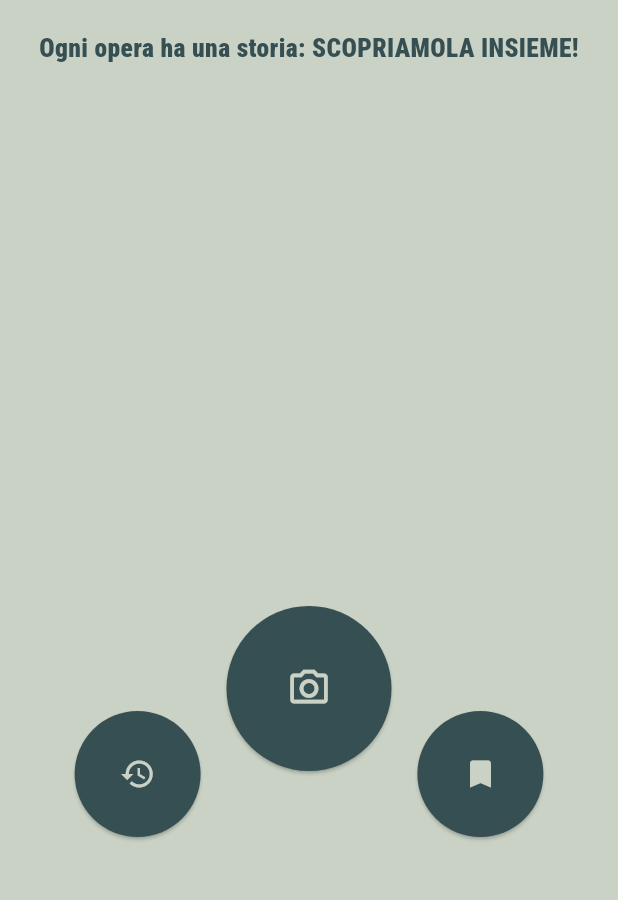
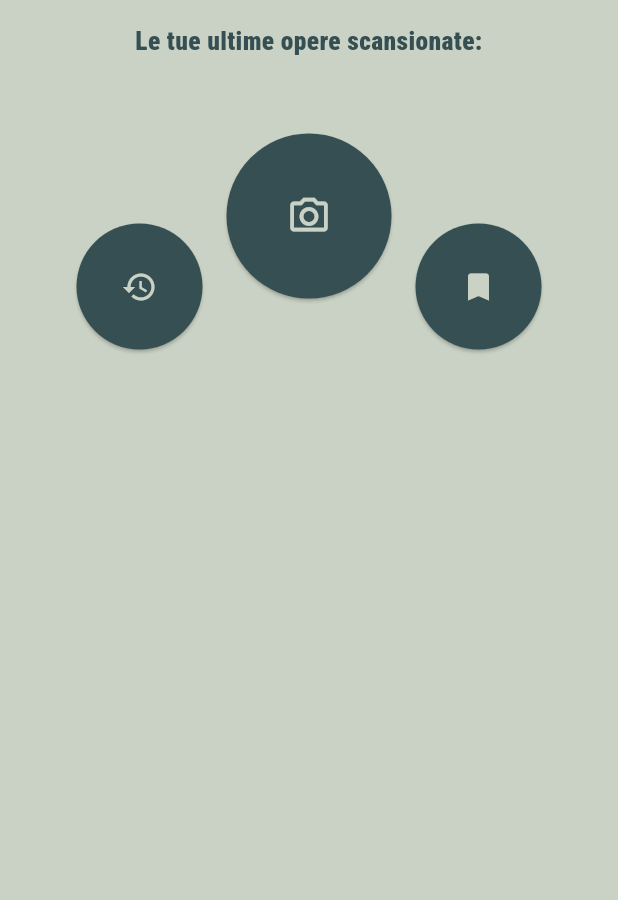
Before and after one commit to akzSermona/ArtLens, a Flutter app: the screen it shows after launch, on a phone screen of 412 x 824 dp, the part 84-984 px from its top. Run offline on Flutter 3.47's test engine with Material 3 defaults, Android fonts, the phone set to English and light mode, and no system bars; our stand-ins replace flutter_riverpod, image_picker, sqflite; accounts and stored records are empty.

Commit message:
refactor HomeScreen to load and display latest artworks, adjust layout and spacing

```diff
--- a/lib/screens/history_screen.dart
+++ b/lib/screens/history_screen.dart
@@ -2,7 +2,6 @@ import 'package:flutter/material.dart';
 import 'package:artlens/db/artwork_db.dart';
 import 'package:artlens/models/artwork.dart';
 import 'package:artlens/widgets/artwork_list/artwork_list.dart';
-import 'dart:io';
 
 class HistoryScreen extends StatefulWidget {
   const HistoryScreen({super.key});
@@ -15,7 +14,7 @@ class _HistoryScreenState extends State<HistoryScreen> {
   bool _isSearching = false;
   String _searchQuery = '';
   List<Artwork> _searchResults = [];
-  List<Artwork> _allArtworks = []; // aggiungi questa riga
+  List<Artwork> _allArtworks = [];
   bool _hasSearched = false;
 
   final TextEditingController _searchController = TextEditingController();
@@ -23,7 +22,7 @@ class _HistoryScreenState extends State<HistoryScreen> {
   @override
   void initState() {
     super.initState();
-    _loadAllArtworks(); // carica tutte le opere all'avvio
+    _loadAllArtworks();
   }
 
   Future<void> _loadAllArtworks() async {
--- a/lib/screens/home_screen.dart
+++ b/lib/screens/home_screen.dart
@@ -1,9 +1,14 @@
 import 'package:artlens/main.dart';
+import 'package:artlens/models/artwork.dart';
 import 'package:flutter/material.dart';
 import 'package:artlens/screens/history_screen.dart';
 import 'package:artlens/screens/saved_screen.dart';
 import 'package:artlens/screens/scan_screen.dart';
+import 'package:artlens/db/artwork_db.dart';
+import 'package:artlens/widgets/artwork_list/artwork_item.dart';
 
+//TODO non far uscire arrowback quando si è nella home
+// adattare la home ai vari dispositivi
 class HomeScreen extends StatefulWidget {
   const HomeScreen({super.key});
 
@@ -12,6 +17,41 @@ class HomeScreen extends StatefulWidget {
 }
 
 class _HomeScreenState extends State<HomeScreen> {
+  List<Artwork> _latestArtworks = [];
+
+  @override
+  void initState() {
+    super.initState();
+    _loadLatestArtworks();
+  }
+
+  Future<void> _loadLatestArtworks() async {
+    final artworks = await ArtworkDb.instance.getAllArtworks();
+    setState(() {
+      _latestArtworks = artworks.take(1).toList();
+    });
+  }
+
+  Widget buildLatestArtworksCards() {
+    if (_latestArtworks.isEmpty) {
+      return const SizedBox();
+    }
+    return Column(
+      children:
+          _latestArtworks
+              .map(
+                (artwork) => Padding(
+                  padding: const EdgeInsets.symmetric(
+                    vertical: 5.0,
+                    horizontal: 5.0,
+                  ),
+                  child: ArtworkItem(artwork),
+                ),
+              )
+              .toList(),
+    );
+  }
+
   @override
   Widget build(BuildContext context) {
     Widget buildSideButton(
@@ -56,7 +96,7 @@ class _HomeScreenState extends State<HomeScreen> {
       mainAxisSize: MainAxisSize.min,
       children: [
         Transform.translate(
-          offset: const Offset(0, 40),
+          offset: const Offset(0, 50),
           child: buildCenterButton(Icons.camera_alt_outlined),
         ),
         Row(
@@ -67,7 +107,7 @@ class _HomeScreenState extends State<HomeScreen> {
               Icons.history_outlined,
               const HistoryScreen(),
             ),
-            const SizedBox(width: 45),
+            const SizedBox(width: 40),
             buildSideButton(
               context,
               Icons.bookmark_outlined,
@@ -80,6 +120,7 @@ class _HomeScreenState extends State<HomeScreen> {
 
     return Scaffold(
       appBar: AppBar(
+        automaticallyImplyLeading: false,
         title: const Text(
           'ArtLens',
           style: TextStyle(fontFamily: 'Limelight', fontSize: 25),
@@ -89,9 +130,9 @@ class _HomeScreenState extends State<HomeScreen> {
       ),
       body: Column(
         children: [
-          SizedBox(height: 20),
+          const SizedBox(height: 15),
           Text(
-            'Ogni opera ha una storia: SCOPRIAMOLA INSIEME!',
+            'Le tue ultime opere scansionate:',
             style: TextStyle(
               fontFamily: 'RobotoCondensed',
               fontSize: 17,
@@ -99,8 +140,8 @@ class _HomeScreenState extends State<HomeScreen> {
             ),
             textAlign: TextAlign.center,
           ),
-          SizedBox(height: 320),
-          Expanded(child: mainContent),
+          buildLatestArtworksCards(),
+          mainContent,
         ],
       ),
     );
```
